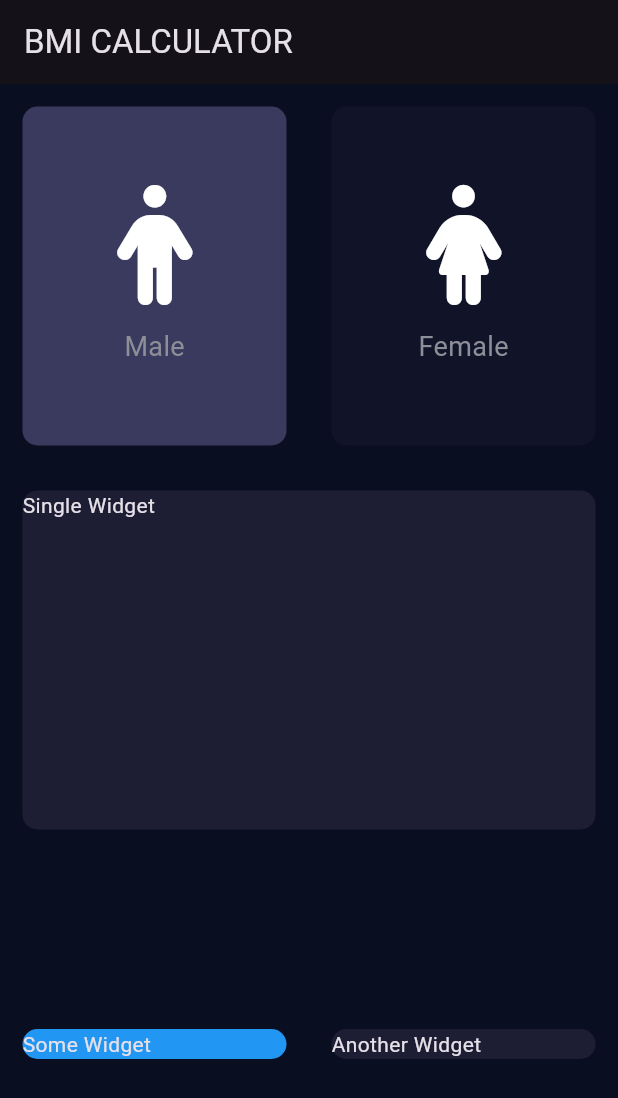
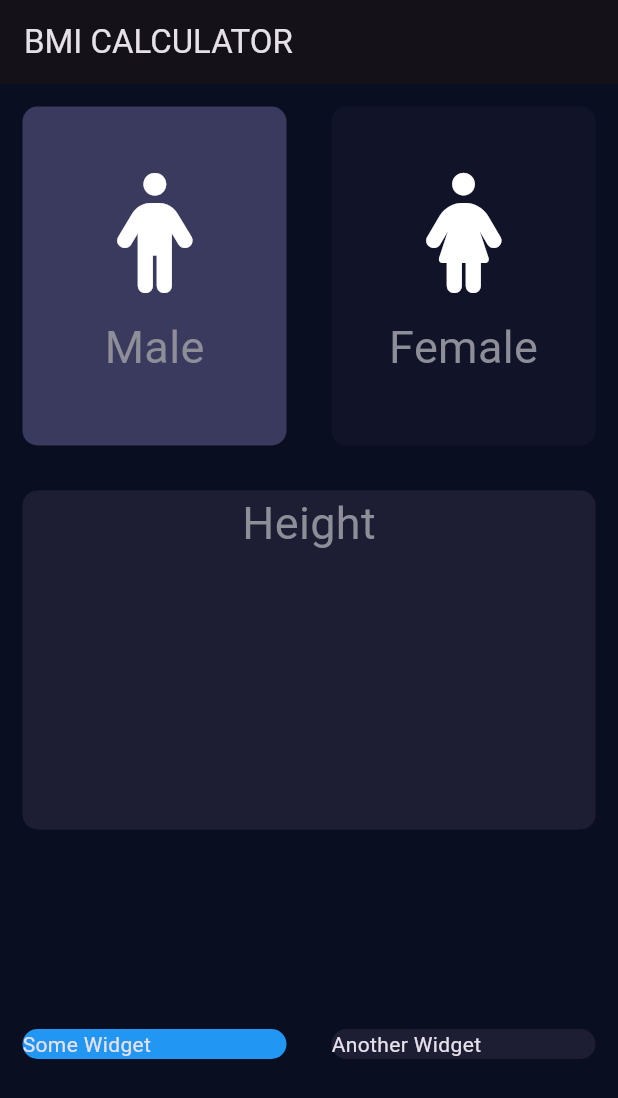
Before and after one commit to Mr-Zainulabadin/bmi, a Flutter app: the screen it shows after launch, on a phone screen of 412 x 824 dp. Shown: the top 1098 px of the screen. Run offline on Flutter 3.47's test engine with Material 3 defaults, Android fonts, the phone set to English and light mode, and no system bars; our stand-ins replace font_awesome_flutter.

Commit message:
constant file creations and variable handling

```diff
--- /dev/null
+++ b/lib/constantFile.dart
@@ -0,0 +1,10 @@
+import 'package:flutter/material.dart';
+import 'container_file.dart';
+
+
+const activeColor = Color(0xFF393A5D);
+const deactiveColor = Color(0xFF111328);
+const kLabelStyle = TextStyle(
+  fontSize: 30.0,
+  color: Color(0xFF8D8E98)
+);
--- a/lib/container_file.dart
+++ b/lib/container_file.dart
@@ -1,4 +1,5 @@
 import 'package:flutter/material.dart';
+import 'container_file.dart';
 
 class ContainerRepeated extends StatelessWidget {
   ContainerRepeated({
--- a/lib/icon_file.dart
+++ b/lib/icon_file.dart
@@ -1,6 +1,8 @@
+import 'package:bmi/constantFile.dart';
 import 'package:flutter/material.dart';
 import 'package:flutter/cupertino.dart';
 import 'package:font_awesome_flutter/font_awesome_flutter.dart';
+import 'container_file.dart';
 
 class RepeatedIcon extends StatelessWidget {
   RepeatedIcon({required this.iconData, required this.label, required Color color});
@@ -22,11 +24,8 @@ class RepeatedIcon extends StatelessWidget {
         ),
         Text(
           label,
-          style: TextStyle(
-            fontSize: 18.0,
-            color: Color(0xFF8D8E98),
-          ),
-        )
+          style: kLabelStyle,
+        ),
       ],
     );
   }
--- a/lib/input_page.dart
+++ b/lib/input_page.dart
@@ -1,10 +1,10 @@
+import 'package:bmi/constantFile.dart';
 import 'package:flutter/material.dart';
 import 'package:font_awesome_flutter/font_awesome_flutter.dart';
 import 'container_file.dart';
 import 'icon_file.dart';
+import 'container_file.dart';
 
-const activeColor = Color(0xFF393A5D);
-const deactiveColor = Color(0xFF111328);
 
 enum Gender {
   male,
@@ -71,7 +71,11 @@ class _InputPageState extends State<InputPage> {
           Expanded(
             child: ContainerRepeated(
               colors: Color(0xFF1D1E33),
-              cardWidget: Text('Single Widget'), onPressed: () {  },
+              cardWidget: Column(
+                children: <Widget> [
+                  Text('Height',style: kLabelStyle,),
+                ],
+              ), onPressed: () {  } ,
             ),
           ),
           Expanded(
```
